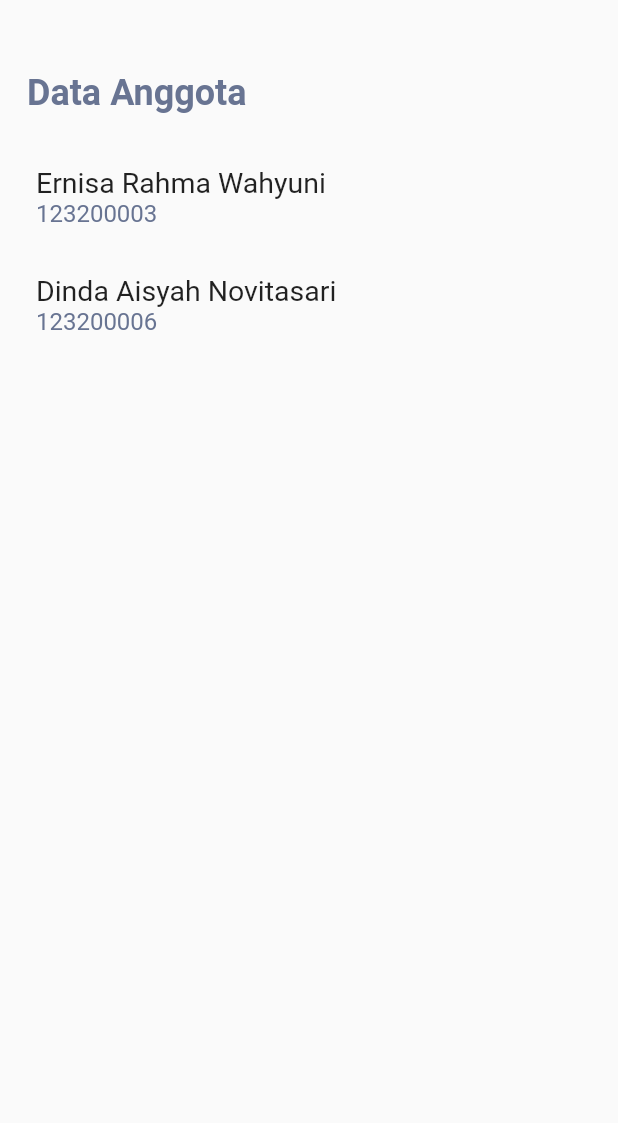
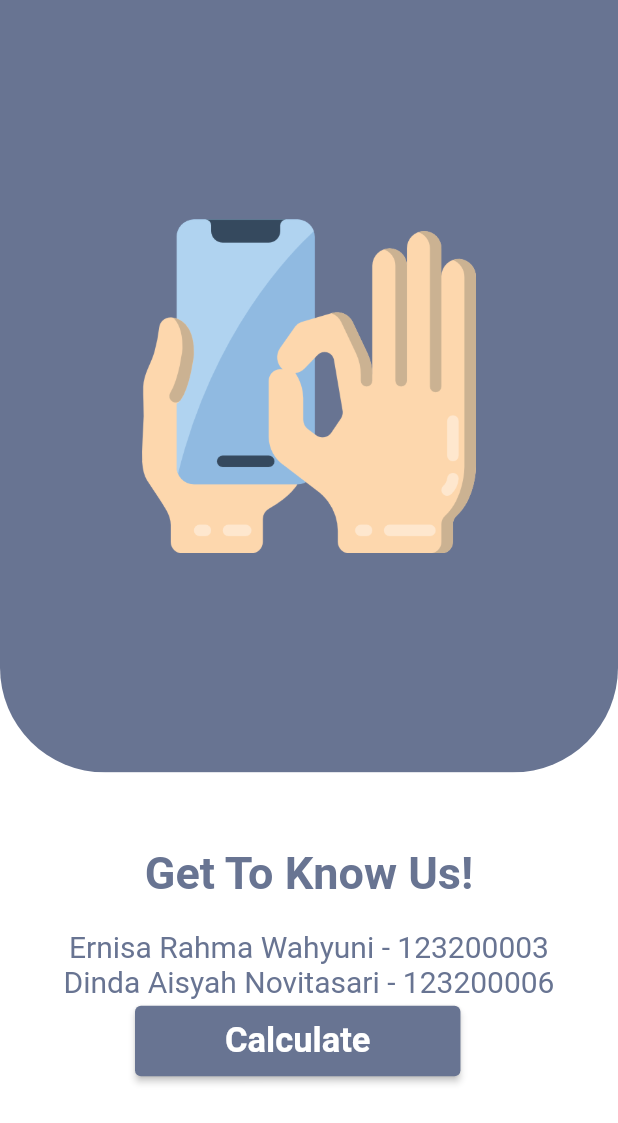
Before and after one commit to dindanvtsr/TPM-1, a Flutter app: the LandingPage screen opened directly, on a phone screen of 412 x 824 dp. Shown: the top 1123 px of the screen. Run offline on Flutter 3.47's test engine with Material 2 defaults, Android fonts, the phone set to English and light mode, and no system bars; our stand-ins replace flutter_native_splash.

Commit message:
Update : Landing Page Design

```diff
--- a/lib/constanta/text.dart
+++ b/lib/constanta/text.dart
@@ -11,3 +11,6 @@ const String tNama1 = "Ernisa Rahma Wahyuni";
 const String tNama2 = "Dinda Aisyah Novitasari";
 const String tNIM1 = "123200003";
 const String tNIM2 = "123200006";
+
+//Button
+const String tCalculate = "Calculate";
--- a/lib/landingPage.dart
+++ b/lib/landingPage.dart
@@ -6,53 +6,94 @@ class LandingPage extends StatelessWidget {
   static const routeName = "/LandingPage";
   @override
   Widget build(BuildContext context) {
-    Widget _judul() {
-      return Container(
-        padding: const EdgeInsets.fromLTRB(10, 40, 10, 20),
-        child: Text(
-          'Data Anggota',
-          style: TextStyle(
-              color: tPrimaryColor,
-              fontWeight: FontWeight.w700,
-              fontSize: 24),
-        ),
-      );
-    }
-
-    Widget dataKelompok() {
-      return ListView(
-        padding: const EdgeInsets.all(8),
-        children: [
-          _judul(),
-          ListTile(
-              title: Text(
-                tNama1,
-                style: TextStyle(fontSize: 19),
+    return Scaffold(
+      body: Column(
+          children: [
+            Container(
+              width: MediaQuery.of(context).size.width,
+              height: MediaQuery.of(context).size.height,
+              child: Stack(
+                children: [
+                  Stack(children: [
+                    Container(
+                      width: MediaQuery.of(context).size.width,
+                      height: MediaQuery.of(context).size.height/1.6,
+                      decoration: BoxDecoration(
+                        color: Colors.white,
+                      ),
+                    ),
+                    Container(
+                        width: MediaQuery.of(context).size.width,
+                        height: MediaQuery.of(context).size.height/1.6,
+                        decoration: BoxDecoration(
+                          color: tPrimaryColor,
+                          borderRadius: BorderRadius.only(bottomRight: Radius.circular(70), bottomLeft: Radius.circular(70)),
+                        ),
+                        child: Center(
+                          child: Image.asset(
+                            "assets/hand.png",
+                            scale: 2.3,
+                          ),
+                        )
+                    )],
+                  ),
+                  Align(
+                    alignment: Alignment.bottomCenter,
+                    child: Container(
+                      width: MediaQuery.of(context).size.width,
+                      height: MediaQuery.of(context).size.height/2.666,
+                      padding: EdgeInsets.only(top: 50),
+                      decoration: BoxDecoration(
+                        color: Colors.white,
+                      ),
+                      child: Column(children: [
+                        Text(
+                          "Get To Know Us!",
+                          style: TextStyle(
+                            fontSize: 30,
+                            color: tPrimaryColor,
+                            fontWeight: FontWeight.bold,
+                          ),
+                        ),
+                        Padding(
+                          padding: EdgeInsets.only(top: 20),
+                          child:
+                          Text(
+                              tNama1 + " " + "-" + " " + tNIM1,
+                              style: TextStyle(
+                                fontSize: 20,
+                                color: tPrimaryColor,
+                              )
+                          ),
+                        ),
+                        Text(
+                            tNama2 + " " + "-" + " " + tNIM2,
+                            style: TextStyle(
+                              fontSize: 20,
+                              color: tPrimaryColor,
+                            )
+                        ),
+                      ],),
+                    )
+                  ),
+                  Padding(
+                    padding: const EdgeInsets.fromLTRB(90, 670, 20, 0),
+                    child: ElevatedButton(
+                      child: Text(tCalculate),
+                      onPressed: () {},
+                      style: ElevatedButton.styleFrom(
+                          primary: tPrimaryColor,
+                          padding: EdgeInsets.symmetric(horizontal: 60, vertical: 10),
+                          textStyle: TextStyle(
+                              fontSize: 23,
+                              fontWeight: FontWeight.bold)),
+                    ),
+                  )
+                ],
               ),
-              subtitle: Text(
-                tNIM1,
-                style:
-                TextStyle(color: tPrimaryColor, fontSize: 16),
-              )),
-          ListTile(
-              title: Text(
-                tNama2,
-                style: TextStyle(fontSize: 19),
-              ),
-              subtitle: Text(
-                tNIM2,
-                style:
-                TextStyle(color: tPrimaryColor, fontSize: 16),
-              )),
-        ],
-      );
-    }
-
-    return Scaffold(
-      // appBar: AppBar(
-      //   title: Text('Home Page'),
-      // ),
-      body: dataKelompok(),
+            ),
+          ]
+      ),
     );
   }
 }
--- a/lib/main.dart
+++ b/lib/main.dart
@@ -16,56 +16,9 @@ class MyApp extends StatelessWidget {
       debugShowCheckedModeBanner: false,
       title: 'TPM First Assignment',
       theme: ThemeData(
-        primarySwatch: Colors.blue,
+        scaffoldBackgroundColor: Colors.white,
       ),
-      home: const LoginPage(),
+      home: LoginPage(),
     );
   }
 }
-
-// class MyHomePage extends StatefulWidget {
-//   const MyHomePage({Key? key, required this.title}) : super(key: key);
-//
-//   final String title;
-//
-//   @override
-//   State<MyHomePage> createState() => _MyHomePageState();
-// }
-//
-// class _MyHomePageState extends State<MyHomePage> {
-//   int _counter = 0;
-//
-//   void _incrementCounter() {
-//     setState(() {
-//       _counter++;
-//     });
-//   }
-//
-//   @override
-//   Widget build(BuildContext context) {
-//     return Scaffold(
-//       appBar: AppBar(
-//         title: Text(widget.title),
-//       ),
-//       body: Center(
-//         child: Column(
-//           mainAxisAlignment: MainAxisAlignment.center,
-//           children: <Widget>[
-//             const Text(
-//               'You have pushed the button this many times:',
-//             ),
-//             Text(
-//               '$_counter',
-//               style: Theme.of(context).textTheme.headline4,
-//             ),
-//           ],
-//         ),
-//       ),
-//       floatingActionButton: FloatingActionButton(
-//         onPressed: _incrementCounter,
-//         tooltip: 'Increment',
-//         child: const Icon(Icons.add),
-//       ), // This trailing comma makes auto-formatting nicer for build methods.
-//     );
-//   }
-// }
```
